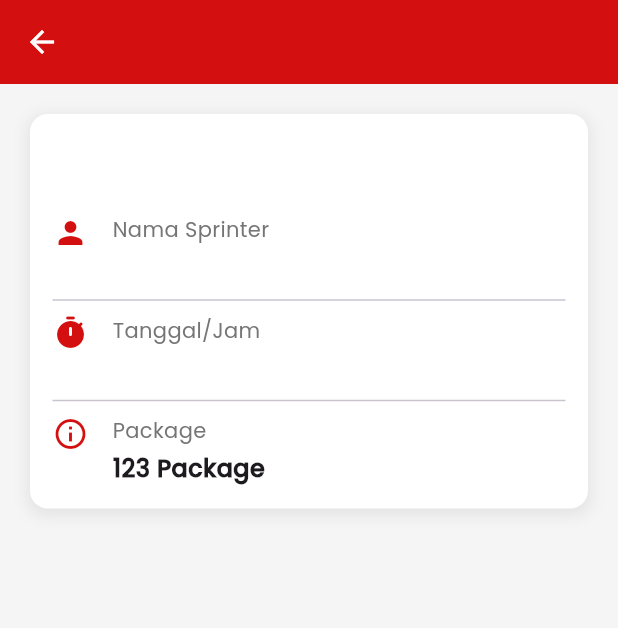
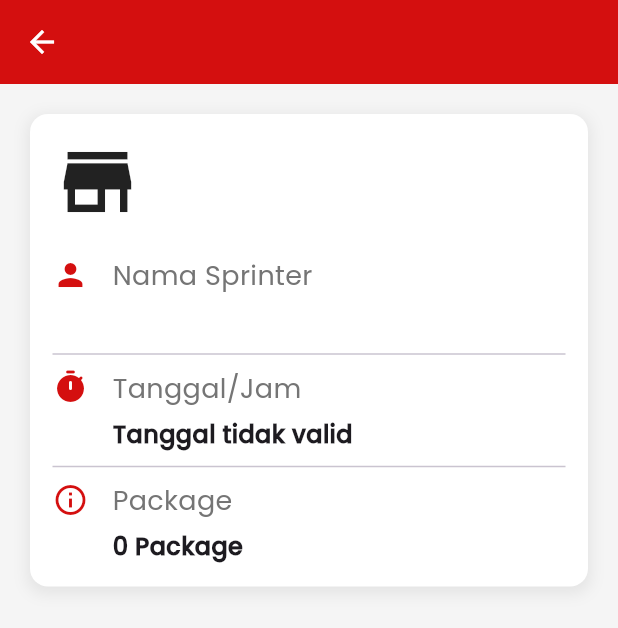
Before and after one commit to rifqyandika/sprinter-system-app, a Flutter app: the DetailPage screen opened directly with empty values, on a phone screen of 412 x 824 dp. Shown: the top 628 px of the screen. Run offline on Flutter 3.47's test engine with Material 3 defaults, Android fonts, the phone set to English and light mode, and no system bars; network calls fail.

```diff
--- a/lib/pages/detail_screens.dart
+++ b/lib/pages/detail_screens.dart
@@ -1,7 +1,8 @@
 // lib/pages/detail_page.dart
 
 import 'package:flutter/material.dart';
-import '../models/sprinter_model.dart'; // Import model
+import '../models/transactions_model.dart';
+import '../helpers/date_formater.dart';
 
 class DetailPage extends StatelessWidget {
   final Sprinter sprinter;
@@ -44,11 +45,15 @@ class DetailPage extends StatelessWidget {
             crossAxisAlignment: CrossAxisAlignment.start,
             mainAxisSize: MainAxisSize.min, // Membuat Column seukuran kontennya
             children: [
-              Text(
-                ' ${sprinter.seller_name}',
-                style: Theme.of(context).textTheme.headlineSmall?.copyWith(
-                  fontWeight: FontWeight.bold,
-                ),
+              Row(
+                crossAxisAlignment: CrossAxisAlignment.center,
+                children: [
+                  Icon(Icons.store_mall_directory, size: 60),
+                  Text(
+                    ' ${sprinter.seller_name}',
+                    style: TextStyle(fontSize: 30, fontWeight: FontWeight.w600),
+                  ),
+                ],
               ),
               const SizedBox(height: 20),
               _buildDetailRow(
@@ -60,10 +65,14 @@ class DetailPage extends StatelessWidget {
               _buildDetailRow(
                 Icons.timer_rounded,
                 'Tanggal/Jam',
-                sprinter.seller_name,
+                dateFormater(sprinter.created_at),
               ),
               const Divider(height: 20),
-              _buildDetailRow(Icons.info_outline, 'Package', "123 Package"),
+              _buildDetailRow(
+                Icons.info_outline,
+                'Package',
+                "${sprinter.package} Package",
+              ),
             ],
           ),
         ),
@@ -84,9 +93,9 @@ class DetailPage extends StatelessWidget {
             children: [
               Text(
                 label,
-                style: TextStyle(color: Colors.grey[600], fontSize: 14),
+                style: TextStyle(color: Colors.grey[600], fontSize: 18),
               ),
-              const SizedBox(height: 4),
+              const SizedBox(height: 6),
               Text(
                 value,
                 style: const TextStyle(
--- a/lib/pages/home_screens.dart
+++ b/lib/pages/home_screens.dart
@@ -1,8 +1,8 @@
 // lib/pages/home_page.dart
 
 import 'package:flutter/material.dart';
-import '../models/sprinter_model.dart';
-import '../services/sprinter_service.dart';
+import '../models/transactions_model.dart';
+import '../services/transactions_service.dart';
 import './detail_screens.dart';
 import '../helpers/date_formater.dart';
 
--- a/lib/services/sprinter_service.dart
+++ b/lib/services/transactions_service.dart
@@ -1,7 +1,7 @@
 // filepath: [sprinter_service.dart](http://_vscodecontentref_/0)
 import 'package:http/http.dart' as http;
 import 'dart:convert';
-import '../models/sprinter_model.dart';
+import '../models/transactions_model.dart';
 
 class SprinterService {
   final String _baseUrl =
```
Also changed, not shown: lib/models/transactions_model.dart (renamed from lib/models/sprinter_model.dart), lib/services/sprinters_services.dart (added).
